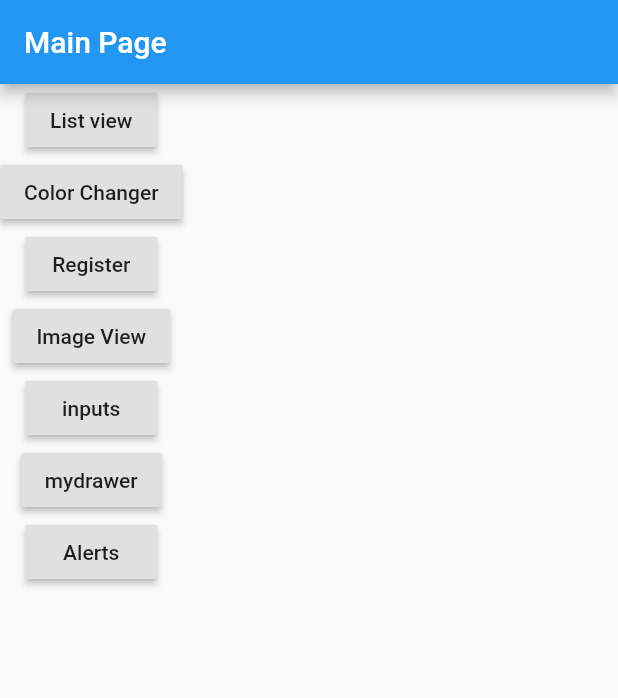
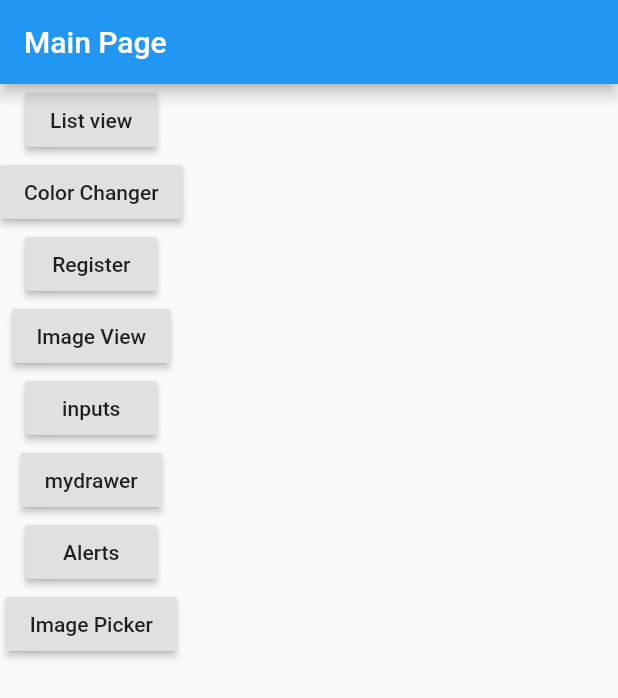
Before and after one commit to samialfattani/Tiger, a Flutter app: the screen it shows after launch, on a phone screen of 412 x 824 dp. Shown: the top 698 px of the screen. Run offline on Flutter 3.47's test engine with Material 2 defaults, Android fonts, the phone set to English and light mode, and no system bars; our stand-ins replace image_picker.

Commit message:
making impage picker screen

```diff
--- a/lib/HomeScreen.dart
+++ b/lib/HomeScreen.dart
@@ -40,8 +40,12 @@ class _State extends State<HomeScreen> {
               child: new Text('mydrawer')
               ),
               new RaisedButton(
-              onPressed: () => Navigator.pushNamed(context, '/Alerts' ), //by khalid maddah
+              onPressed: () => Navigator.pushNamed(context, '/alerts' ), //by khalid maddah
               child: new Text('Alerts')
+              ),
+              new RaisedButton(
+              onPressed: () => Navigator.pushNamed(context, '/img_picker' ), //by khalid maddah
+              child: new Text('Image Picker')
               ),
 
 
--- a/lib/main.dart
+++ b/lib/main.dart
@@ -7,6 +7,8 @@ import 'color_changer.dart';
 import 'mydrawer.dart';
 import 'image_view.dart';
 import 'inputs.dart';
+import 'alerts.dart';
+import 'image_picker.dart';
 
 void main() =>  runApp(MyApp());
 
@@ -28,6 +30,8 @@ class MyApp extends StatelessWidget
         '/imageView':(BuildContext context) => new ImageView(),
         '/inputs':(BuildContext context) => new Inputs(),
         '/register':(BuildContext context) => new SignUp(),
+        '/alerts':(BuildContext context) => new Alerts(),
+        '/img_picker':(BuildContext context) => new ImagePicker(),
       },
     );
   } // Widget
--- a/pubspec.yaml
+++ b/pubspec.yaml
@@ -29,6 +29,8 @@ dependencies:
   # Use with the CupertinoIcons class for iOS style icons.
   cupertino_icons: ^1.0.0
   http: ^0.12.2
+  image_picker: ^0.6.7+12
+
 
 dev_dependencies:
   flutter_test:
@@ -46,8 +48,8 @@ flutter:
   uses-material-design: true
 
   # To add assets to your application, add an assets section, like this:
-assets:
-  - images/bears.png
+  assets:
+    - images/bears.png
 
   # An image asset can refer to one or more resolution-specific "variants", see
   # https://flutter.dev/assets-and-images/#resolution-aware.
```
Also changed, not shown: lib/alerts.dart (+34 -26 lines), lib/image_picker.dart (added, +36 -0 lines), pubspec.lock, 1 other file.
